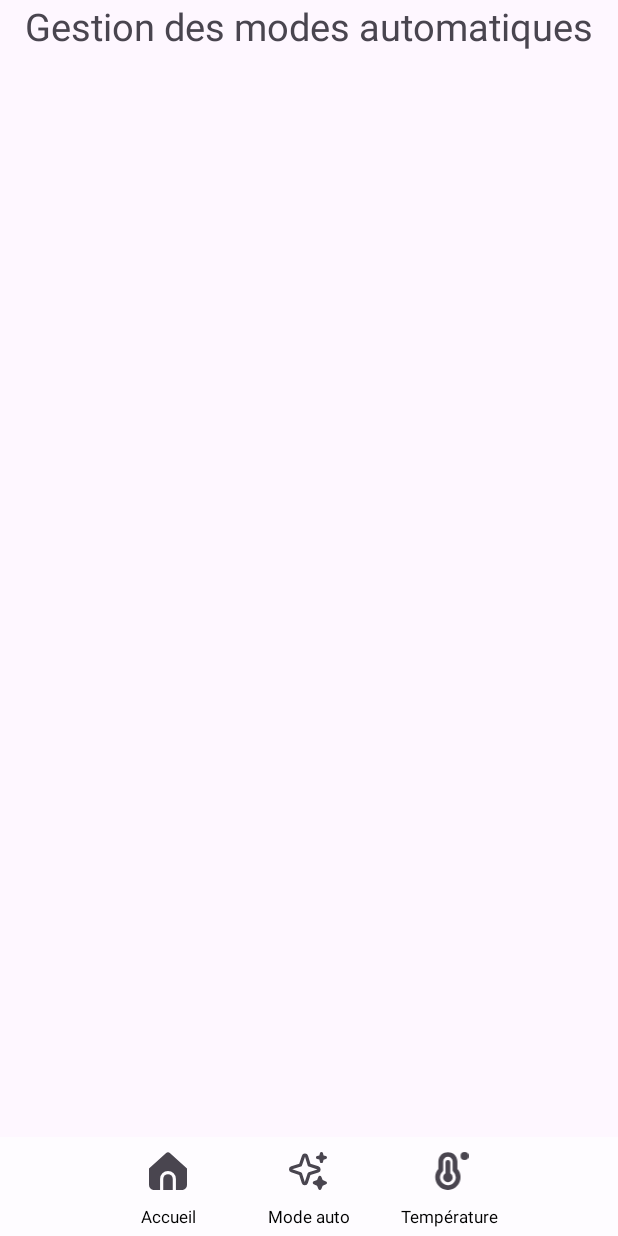
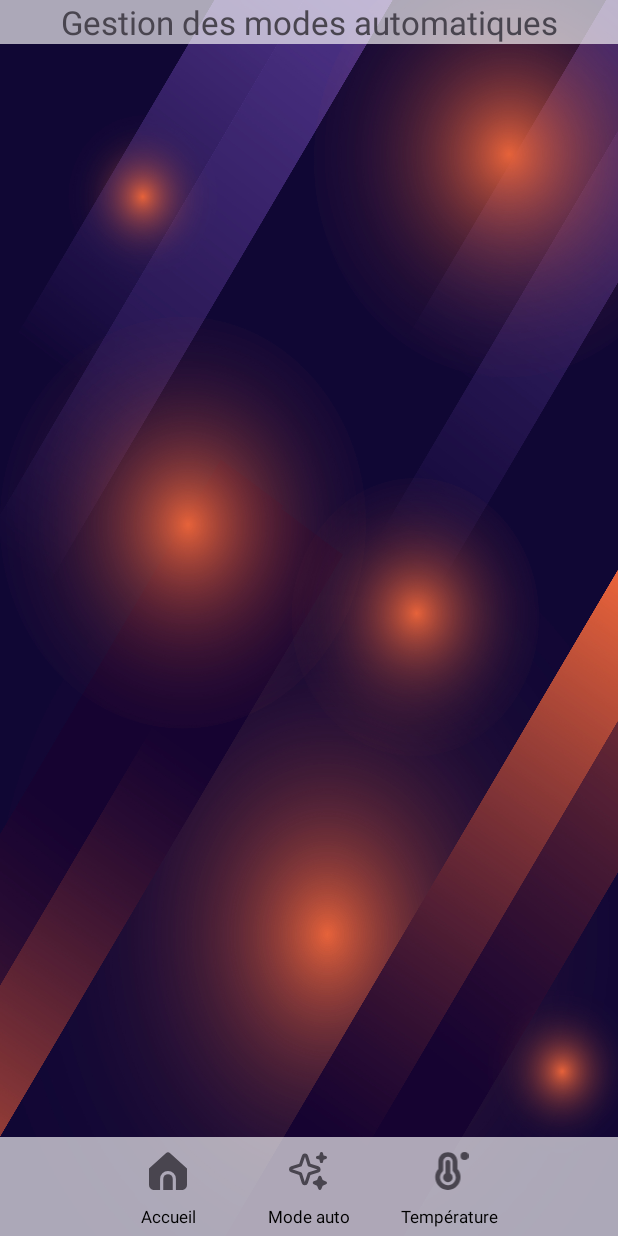
Before and after one commit to uvsq22101464/projetL3, an Android app: the ModeManager screen opened directly, with no data from a screen before it, on a phone screen of 412 x 824 dp. Run offline under Robolectric (Android 15) with nearby library versions, the phone set to English and light mode, and no system bars; our stand-ins replace Firebase (no records; nobody signed in at launch, a user with empty details on screens opened directly).

Commit message:
Update mode_manager.xml

```diff
--- a/app/src/main/res/layout/mode_manager.xml
+++ b/app/src/main/res/layout/mode_manager.xml
@@ -7,15 +7,17 @@
     <LinearLayout
         android:layout_width="match_parent"
         android:layout_height="wrap_content"
+        android:background="@drawable/ic_launcher_background"
         android:orientation="vertical">
 
         <TextView
-            android:layout_width="wrap_content"
+
+            android:layout_width="match_parent"
             android:layout_height="wrap_content"
-            android:textSize="25sp"
-            android:layout_gravity="center"
+            android:background="@color/Blanc_transparent"
+            android:gravity="center"
             android:text="@string/modes"
-            android:paddingBottom="20dp">
+            android:textSize="22sp">
 
         </TextView>
 
```
